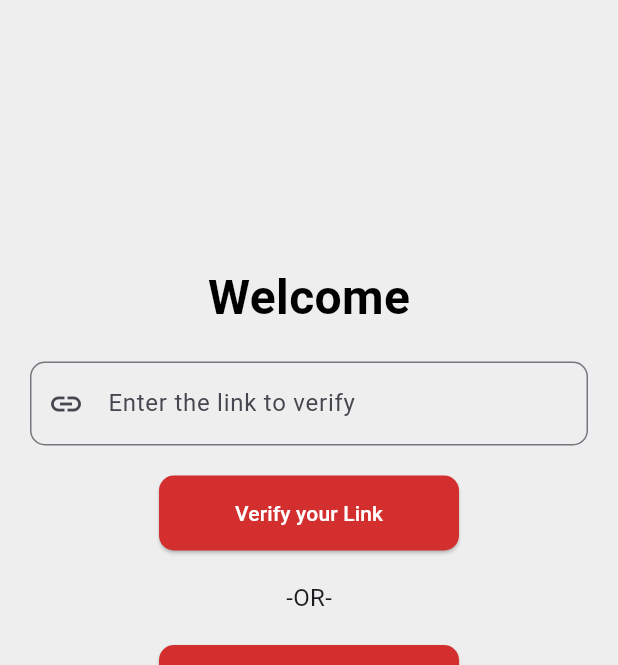
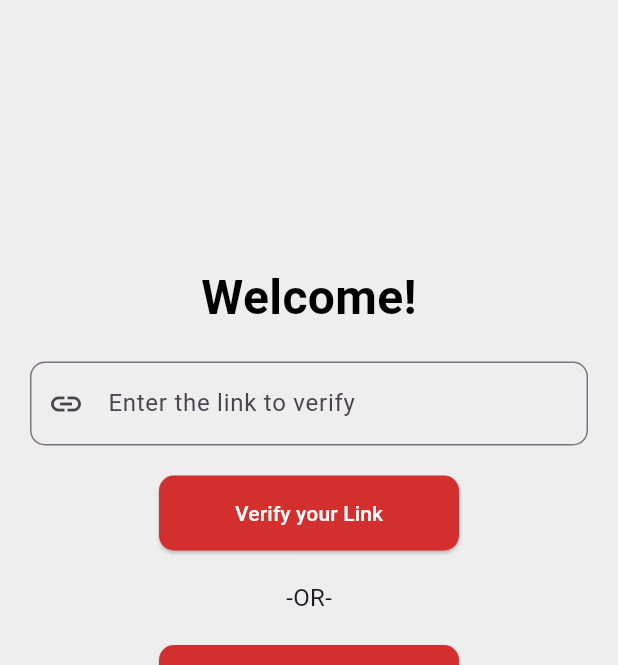
Before and after one commit to rayloveshacking/C5_Threat_Detector, a Flutter app: the HomeView screen opened directly, after a tap on "Verify your Link", on a phone screen of 412 x 824 dp, the part 84-749 px from its top. Run offline on Flutter 3.47's test engine with Material 3 defaults, Android fonts, the phone set to English and light mode, and no system bars; our stand-ins replace firebase_auth, firebase_core; missing offline and left inert: mobile_scanner; accounts and stored records are empty.

Commit message:
Final Changes

```diff
--- a/lib/usage/usage.dart
+++ b/lib/usage/usage.dart
@@ -11,14 +11,16 @@ class HomeView extends StatefulWidget {
   const HomeView({super.key});
 
   @override
-  State<HomeView> createState() => _HomeViewState();
+  State<HomeView> createState() => HomeViewState();
 }
 
-class _HomeViewState extends State<HomeView> {
+class HomeViewState extends State<HomeView> {
   final TextEditingController _linkController = TextEditingController();
   final ApiServices _apiServices = ApiServices();
-  final List<String> _blockedUrls = []; // In-memory list of blocked URLs
-  final List<ScanHistoryItem> _scanHistory = [];  // To store scan history
+
+  // Static variables to persist data across widget rebuilds
+  static final List<String> _blockedUrls = [];
+  static final List<ScanHistoryItem> _scanHistory = [];
   static bool _dialogShown = false; // Use a static variable to track the dialog state
 
   @override
@@ -90,13 +92,11 @@ class _HomeViewState extends State<HomeView> {
         safetyMessage = "Unsafe: The URL has been flagged by multiple sources.";
       } else if (positives == 1) {
         safetyPercentage = 80.0;
-        safetyMessage =
-            "Moderate: The URL has been flagged by one source. Safety: $safetyPercentage%";
+        safetyMessage = "Moderate: The URL has been flagged by one source. Safety: $safetyPercentage%";
         isSafe = true;
       } else {
         safetyPercentage = 100.0;
-        safetyMessage =
-            "Safe: The URL appears to be safe. Safety: $safetyPercentage%";
+        safetyMessage = "Safe: The URL appears to be safe. Safety: $safetyPercentage%";
         isSafe = true;
       }
 
@@ -111,7 +111,11 @@ class _HomeViewState extends State<HomeView> {
       // Show dialog with the result message and proceed option if safe
       await _showSafetyDialog(context, Uri.parse(url), safetyMessage, isSafe);
     } catch (e) {
-      _showMessage("Error verifying URL: $e");
+      if (e.toString().contains('limit exceeded')) {
+        _showMessage("Please try again later as the api only allow 4 requests per min.");
+      } else {
+        _showMessage("Please try again later as the api only allow 4 requests per min.");
+      }
     }
   }
 
@@ -121,8 +125,7 @@ class _HomeViewState extends State<HomeView> {
     });
   }
 
-  Future<void> _showSafetyDialog(
-      BuildContext context, Uri uri, String message, bool isSafe) async {
+  Future<void> _showSafetyDialog(BuildContext context, Uri uri, String message, bool isSafe) async {
     await showDialog<void>(
       context: context,
       builder: (BuildContext context) {
@@ -141,6 +144,9 @@ class _HomeViewState extends State<HomeView> {
                 child: Text('Proceed to ${uri.toString()}'),
                 onPressed: () async {
                   Navigator.of(context).pop();
+                  if (!_scanHistory.any((item) => item.url == uri.toString())) {
+                    _saveToHistory(uri.toString(), true);
+                  }
                   if (await canLaunch(uri.toString())) {
                     await launch(uri.toString(), forceSafariVC: false, forceWebView: false);
                   } else {
@@ -164,8 +170,8 @@ class _HomeViewState extends State<HomeView> {
     return Scaffold(
       appBar: AppBar(
         title: const Text('C5 Threat Detector', style: TextStyle(
-    color: Colors.white
-  )),
+          color: Colors.white
+        )),
         backgroundColor: const Color.fromARGB(255, 72, 78, 67),
         actions: [
           IconButton(
@@ -204,7 +210,7 @@ class _HomeViewState extends State<HomeView> {
             mainAxisAlignment: MainAxisAlignment.center,
             children: [
               const Text(
-                'Welcome',
+                'Welcome!',
                 style: TextStyle(
                   fontSize: 32,
                   fontWeight: FontWeight.bold,
```
Also changed, not shown: lib/history.dart (+38 -12 lines), lib/qr_code_scanner.dart (+52 -39 lines).
